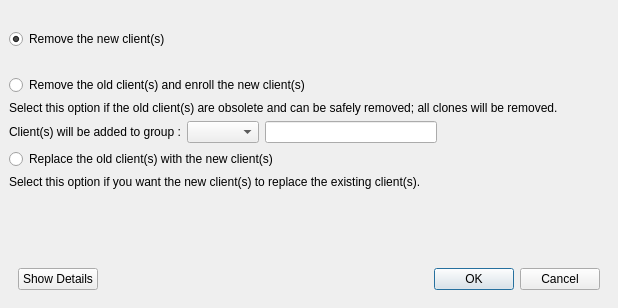
Before: the Qt Designer form FWAdminLib/NewClientFromServerConflictsDlg.ui in fw-dev/translations, drawn with Qt 5.
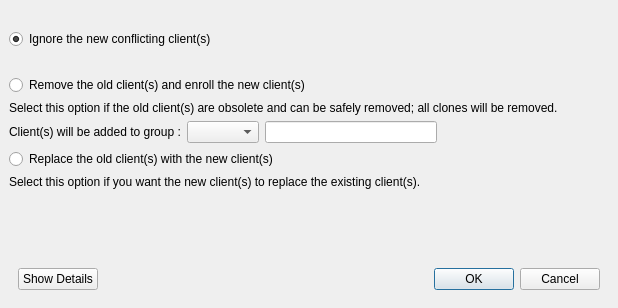
After: the same form once the commit is applied. Custom widgets are drawn as their Qt base class.

```diff
--- a/FWAdminLib/NewClientFromServerConflictsDlg.ui
+++ b/FWAdminLib/NewClientFromServerConflictsDlg.ui
@@ -36,7 +36,7 @@
    <item>
     <widget class="QRadioButton" name="removeNewClientRadio">
      <property name="text">
-      <string>Remove the new client(s)</string>
+      <string>Ignore the new conflicting client(s)</string>
      </property>
      <property name="checked">
       <bool>true</bool>
```
